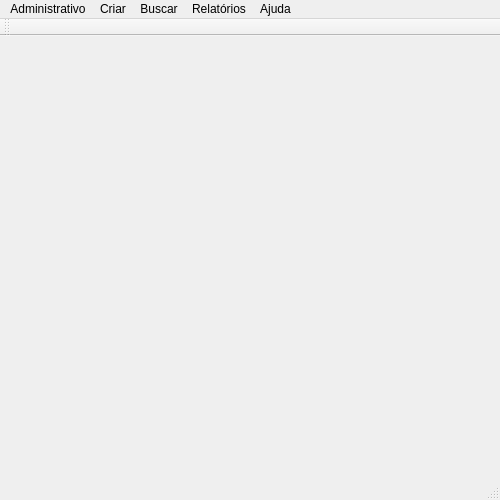
The window that mainwindow.ui (brunosr1985/TCC_NayBru) describes before a commit, drawn with Qt 5.
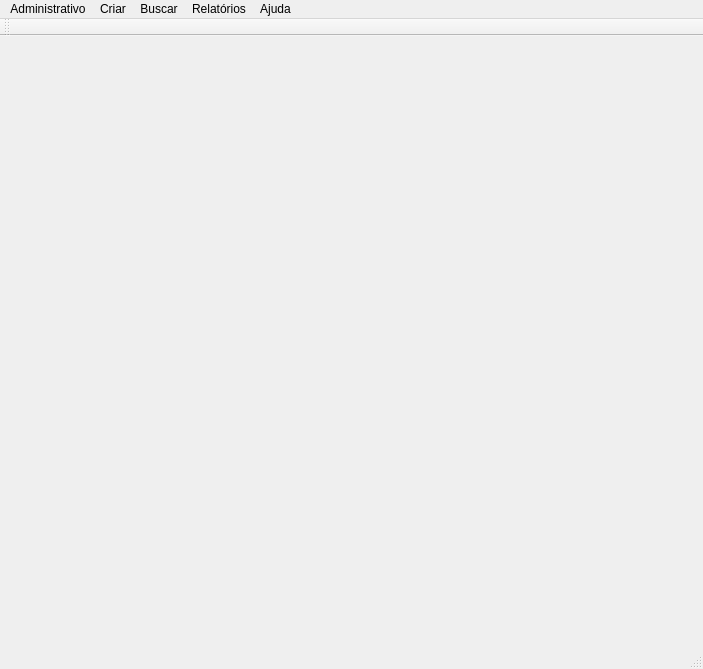
The same window after the commit.

Patch:
```diff
--- a/mainwindow.ui
+++ b/mainwindow.ui
@@ -6,8 +6,8 @@
    <rect>
     <x>0</x>
     <y>0</y>
-    <width>500</width>
-    <height>500</height>
+    <width>703</width>
+    <height>669</height>
    </rect>
   </property>
   <property name="sizePolicy">
@@ -18,8 +18,8 @@
   </property>
   <property name="minimumSize">
    <size>
-    <width>500</width>
-    <height>500</height>
+    <width>703</width>
+    <height>669</height>
    </size>
   </property>
   <property name="windowTitle">
@@ -31,8 +31,8 @@
     <rect>
      <x>0</x>
      <y>0</y>
-     <width>500</width>
-     <height>21</height>
+     <width>703</width>
+     <height>17</height>
     </rect>
    </property>
    <widget class="QMenu" name="menuArquivo">
```
Left out of the diff: 5 changed lines with no effect on the pictures.
